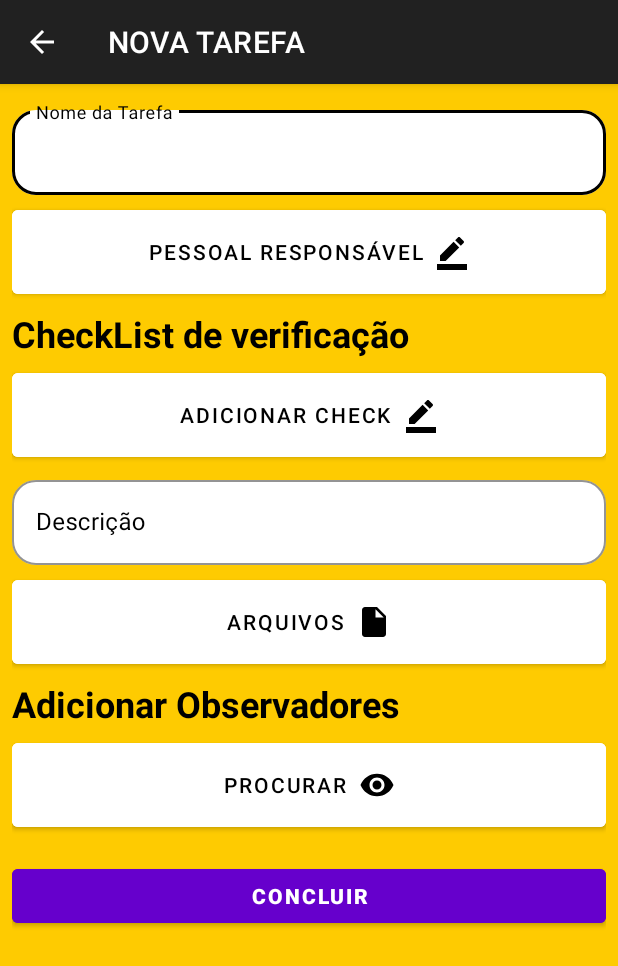
After one commit to gustavodias24/Baratao-Tarefas, an Android app: the CriacaoTarefaActivity screen opened directly, with no data from a screen before it, on a phone screen of 412 x 824 dp. The commit adds this screen. Shown: the top 966 px of the screen. Run offline under Robolectric (Android 15) with nearby library versions, the phone set to English and light mode, and no system bars.

Commit message:
pagina de adicionar tarefa

```diff
--- /dev/null
+++ b/app/src/main/java/benicio/solucoes/baratotarefas/CriacaoTarefaActivity.java
@@ -0,0 +1,45 @@
+package benicio.solucoes.baratotarefas;
+
+import androidx.annotation.NonNull;
+import androidx.appcompat.app.AppCompatActivity;
+import androidx.appcompat.app.AppCompatDelegate;
+
+import android.app.AlertDialog;
+import android.app.Dialog;
+import android.os.Bundle;
+import android.view.MenuItem;
+
+import benicio.solucoes.baratotarefas.databinding.ActivityCadastroBinding;
+import benicio.solucoes.baratotarefas.databinding.ActivityCriacaoTarefaBinding;
+import benicio.solucoes.baratotarefas.databinding.LoadingScreenBinding;
+
+public class CriacaoTarefaActivity extends AppCompatActivity {
+
+    private Dialog dialogCarregando;
+    private ActivityCriacaoTarefaBinding mainBinding;
+    @Override
+    protected void onCreate(Bundle savedInstanceState) {
+        super.onCreate(savedInstanceState);
+        mainBinding = ActivityCriacaoTarefaBinding.inflate(getLayoutInflater());
+        setContentView(mainBinding.getRoot());
+        AppCompatDelegate.setDefaultNightMode(AppCompatDelegate.MODE_NIGHT_NO);
+
+        getSupportActionBar().setTitle("NOVA TAREFA");
+        getSupportActionBar().setDisplayHomeAsUpEnabled(true);
+        getSupportActionBar().setDisplayShowHomeEnabled(true);
+
+        configurarDialogCarregando();
+    }
+
+    private void configurarDialogCarregando() {
+        AlertDialog.Builder b = new AlertDialog.Builder(this);
+        b.setCancelable(false);
+        LoadingScreenBinding dialogBinding = LoadingScreenBinding.inflate(getLayoutInflater());
+        dialogCarregando = b.setView(dialogBinding.getRoot()).create();
+    }
+    @Override
+    public boolean onOptionsItemSelected(@NonNull MenuItem item) {
+        if ( item.getItemId() == android.R.id.home){finish();}
+        return super.onOptionsItemSelected(item);
+    }
+}
--- a/app/src/main/java/benicio/solucoes/baratotarefas/TarefasActivity.java
+++ b/app/src/main/java/benicio/solucoes/baratotarefas/TarefasActivity.java
@@ -32,6 +32,10 @@ public class TarefasActivity extends AppCompatActivity {
 
         Picasso.get().load(R.raw.semtarefas).into(mainBinding.semtarefaimage);
         getSupportActionBar().setTitle("TAREFAS");
+
+        mainBinding.fab.setOnClickListener( view -> {
+            startActivity(new Intent(this, CriacaoTarefaActivity.class));
+        });
     }
 
     @Override
--- /dev/null
+++ b/app/src/main/res/drawable/baseline_border_color_24.xml
@@ -0,0 +1,5 @@
+<vector android:height="24dp" android:tint="#000000"
+    android:viewportHeight="24" android:viewportWidth="24"
+    android:width="24dp" xmlns:android="http://schemas.android.com/apk/res/android">
+    <path android:fillColor="@android:color/white" android:pathData="M22,24H2v-4h20V24zM13.06,5.19l3.75,3.75L7.75,18H4v-3.75L13.06,5.19zM17.88,7.87l-3.75,-3.75l1.83,-1.83c0.39,-0.39 1.02,-0.39 1.41,0l2.34,2.34c0.39,0.39 0.39,1.02 0,1.41L17.88,7.87z"/>
+</vector>
--- /dev/null
+++ b/app/src/main/res/drawable/baseline_insert_drive_file_24.xml
@@ -0,0 +1,5 @@
+<vector android:autoMirrored="true" android:height="24dp"
+    android:tint="#000000" android:viewportHeight="24"
+    android:viewportWidth="24" android:width="24dp" xmlns:android="http://schemas.android.com/apk/res/android">
+    <path android:fillColor="@android:color/white" android:pathData="M6,2c-1.1,0 -1.99,0.9 -1.99,2L4,20c0,1.1 0.89,2 1.99,2L18,22c1.1,0 2,-0.9 2,-2L20,8l-6,-6L6,2zM13,9L13,3.5L18.5,9L13,9z"/>
+</vector>
--- /dev/null
+++ b/app/src/main/res/drawable/baseline_visibility_24.xml
@@ -0,0 +1,5 @@
+<vector android:height="24dp" android:tint="#000000"
+    android:viewportHeight="24" android:viewportWidth="24"
+    android:width="24dp" xmlns:android="http://schemas.android.com/apk/res/android">
+    <path android:fillColor="@android:color/white" android:pathData="M12,4.5C7,4.5 2.73,7.61 1,12c1.73,4.39 6,7.5 11,7.5s9.27,-3.11 11,-7.5c-1.73,-4.39 -6,-7.5 -11,-7.5zM12,17c-2.76,0 -5,-2.24 -5,-5s2.24,-5 5,-5 5,2.24 5,5 -2.24,5 -5,5zM12,9c-1.66,0 -3,1.34 -3,3s1.34,3 3,3 3,-1.34 3,-3 -1.34,-3 -3,-3z"/>
+</vector>
--- /dev/null
+++ b/app/src/main/res/layout/activity_criacao_tarefa.xml
@@ -0,0 +1,220 @@
+<?xml version="1.0" encoding="utf-8"?>
+<ScrollView
+    xmlns:android="http://schemas.android.com/apk/res/android"
+    xmlns:app="http://schemas.android.com/apk/res-auto"
+    xmlns:tools="http://schemas.android.com/tools"
+    android:fillViewport="true"
+    android:layout_height="match_parent"
+    android:layout_width="match_parent"
+    >
+
+    <LinearLayout
+        android:layout_width="match_parent"
+        android:layout_height="match_parent"
+        android:background="@color/amarelo"
+        android:orientation="vertical"
+        android:padding="8dp"
+        tools:context=".CriacaoTarefaActivity">
+
+        <com.google.android.material.textfield.TextInputLayout
+            android:id="@+id/nomeField"
+            style="@style/Widget.MaterialComponents.TextInputLayout.OutlinedBox"
+            android:layout_width="match_parent"
+            android:layout_height="wrap_content"
+            android:layout_marginTop="4dp"
+            android:hint="Nome da Tarefa"
+            android:textColorHint="#000000"
+            app:boxBackgroundColor="#FFFFFF"
+            app:boxCornerRadiusBottomEnd="16dp"
+            app:boxCornerRadiusBottomStart="16dp"
+            app:boxCornerRadiusTopEnd="16dp"
+            app:boxCornerRadiusTopStart="16dp"
+            app:boxStrokeColor="#000000"
+            app:hintTextColor="#000000">
+
+            <com.google.android.material.textfield.TextInputEditText
+                android:layout_width="match_parent"
+                android:layout_height="wrap_content" />
+
+        </com.google.android.material.textfield.TextInputLayout>
+
+        <LinearLayout
+            android:layout_width="match_parent"
+            android:layout_height="wrap_content"
+            android:orientation="vertical">
+
+            <Button
+                android:id="@+id/procurarResponsavel"
+                android:layout_width="match_parent"
+                android:layout_height="wrap_content"
+                android:layout_marginTop="4dp"
+                android:layout_weight="0"
+                android:backgroundTint="#FFFFFF"
+                android:isScrollContainer="false"
+                android:paddingTop="16dp"
+                android:paddingBottom="16dp"
+                android:pointerIcon="cell"
+                android:text="Pessoal Responsável"
+                android:textColor="#000000"
+                app:icon="@drawable/baseline_border_color_24"
+                app:iconGravity="textEnd"
+                app:iconTint="#000000"
+                app:iconTintMode="src_in" />
+
+            <androidx.recyclerview.widget.RecyclerView
+                android:id="@+id/recyclerResponsavel"
+                android:layout_width="match_parent"
+                android:layout_height="wrap_content"
+                android:background="#FF0000"
+                android:backgroundTint="#C3C5C6" />
+        </LinearLayout>
+
+        <TextView
+            android:id="@+id/textView2"
+            android:layout_width="match_parent"
+            android:layout_height="wrap_content"
+            android:layout_marginTop="4dp"
+            android:text="CheckList de verificação"
+            android:textColor="#000000"
+            android:textSize="24sp"
+            android:textStyle="bold" />
+
+        <LinearLayout
+            android:layout_width="match_parent"
+            android:layout_height="wrap_content"
+            android:orientation="vertical">
+
+            <Button
+                android:id="@+id/adicionarCheck"
+                android:layout_width="match_parent"
+                android:layout_height="wrap_content"
+                android:layout_marginTop="4dp"
+                android:layout_weight="0"
+                android:backgroundTint="#FFFFFF"
+                android:isScrollContainer="false"
+                android:paddingTop="16dp"
+                android:paddingBottom="16dp"
+                android:pointerIcon="cell"
+                android:text="Adicionar Check"
+                android:textColor="#000000"
+                app:icon="@drawable/baseline_border_color_24"
+                app:iconGravity="textEnd"
+                app:iconTint="#000000"
+                app:iconTintMode="src_in" />
+
+            <androidx.recyclerview.widget.RecyclerView
+                android:id="@+id/recyclerCheck"
+                android:layout_width="match_parent"
+                android:layout_height="wrap_content"
+                android:background="#FF0000"
+                android:backgroundTint="#C3C5C6" />
+        </LinearLayout>
+
+        <com.google.android.material.textfield.TextInputLayout
+            android:id="@+id/descricaoField"
+            style="@style/Widget.MaterialComponents.TextInputLayout.OutlinedBox"
+            android:layout_width="match_parent"
+            android:layout_height="wrap_content"
+            android:layout_marginTop="4dp"
+            android:layout_weight="0"
+            android:hint="Descrição"
+            android:textColorHint="#000000"
+            app:boxBackgroundColor="#FFFFFF"
+            app:boxCornerRadiusBottomEnd="16dp"
+            app:boxCornerRadiusBottomStart="16dp"
+            app:boxCornerRadiusTopEnd="16dp"
+            app:boxCornerRadiusTopStart="16dp"
+            app:boxStrokeColor="#000000"
+            app:hintTextColor="#000000">
+
+            <com.google.android.material.textfield.TextInputEditText
+                android:layout_width="match_parent"
+                android:layout_height="wrap_content" />
+
+        </com.google.android.material.textfield.TextInputLayout>
+
+        <LinearLayout
+            android:layout_width="match_parent"
+            android:layout_height="wrap_content"
+            android:orientation="vertical">
+
+            <Button
+                android:id="@+id/enviarArquivo"
+                android:layout_width="match_parent"
+                android:layout_height="wrap_content"
+                android:layout_marginTop="4dp"
+                android:layout_weight="0"
+                android:backgroundTint="#FFFFFF"
+                android:isScrollContainer="false"
+                android:paddingTop="16dp"
+                android:paddingBottom="16dp"
+                android:pointerIcon="cell"
+                android:text="Arquivos"
+                android:textColor="#000000"
+                app:icon="@drawable/baseline_insert_drive_file_24"
+                app:iconGravity="textEnd"
+                app:iconTint="#000000"
+                app:iconTintMode="src_in" />
+
+            <androidx.recyclerview.widget.RecyclerView
+                android:id="@+id/reyclerArquivos"
+                android:layout_width="match_parent"
+                android:layout_height="wrap_content"
+                android:background="#FF0000"
+                android:backgroundTint="#C3C5C6" />
+        </LinearLayout>
+
+        <LinearLayout
+            android:layout_width="match_parent"
+            android:layout_height="wrap_content"
+            android:layout_weight="0"
+            android:orientation="vertical">
+
+            <TextView
+                android:id="@+id/textView3"
+                android:layout_width="match_parent"
+                android:layout_height="wrap_content"
+                android:layout_marginTop="4dp"
+                android:layout_weight="0"
+                android:text="Adicionar Observadores"
+                android:textColor="#000000"
+                android:textSize="24sp"
+                android:textStyle="bold" />
+
+            <Button
+                android:id="@+id/procurarObservador"
+                android:layout_width="match_parent"
+                android:layout_height="wrap_content"
+                android:layout_marginTop="4dp"
+                android:layout_weight="0"
+                android:backgroundTint="#FFFFFF"
+                android:isScrollContainer="false"
+                android:paddingTop="16dp"
+                android:paddingBottom="16dp"
+                android:pointerIcon="cell"
+                android:text="Procurar"
+                android:textColor="#000000"
+                app:icon="@drawable/baseline_visibility_24"
+                app:iconGravity="textEnd"
+                app:iconTint="#000000"
+                app:iconTintMode="src_in" />
+
+            <androidx.recyclerview.widget.RecyclerView
+                android:id="@+id/recyclerObservadores"
+                android:layout_width="match_parent"
+                android:layout_height="wrap_content"
+                android:background="#FF0000"
+                android:backgroundTint="#C3C5C6" />
+        </LinearLayout>
+
+        <Button
+            android:id="@+id/concluir"
+            android:layout_width="match_parent"
+            android:layout_height="wrap_content"
+            android:layout_marginTop="16dp"
+            android:layout_weight="0"
+            android:backgroundTint="@color/roxo"
+            android:text="CONCLUIR"
+            android:textStyle="bold" />
+
+    </LinearLayout></ScrollView>
--- a/app/src/main/res/layout/activity_tarefas.xml
+++ b/app/src/main/res/layout/activity_tarefas.xml
@@ -46,7 +46,7 @@
             android:id="@+id/semtarefaimage"
             android:layout_width="300dp"
             android:layout_height="300dp"
-            app:layout_constraintBottom_toTopOf="@+id/imageButton"
+            app:layout_constraintBottom_toTopOf="@+id/fab"
             app:layout_constraintEnd_toEndOf="parent"
             app:layout_constraintHorizontal_bias="0.6"
             app:layout_constraintStart_toStartOf="parent"
@@ -55,7 +55,7 @@
 
 
         <ImageButton
-            android:id="@+id/imageButton"
+            android:id="@+id/fab"
             android:layout_width="wrap_content"
             android:layout_height="wrap_content"
             android:layout_marginEnd="8dp"
```
Also changed, not shown: app/src/main/AndroidManifest.xml (+8 -2 lines).
